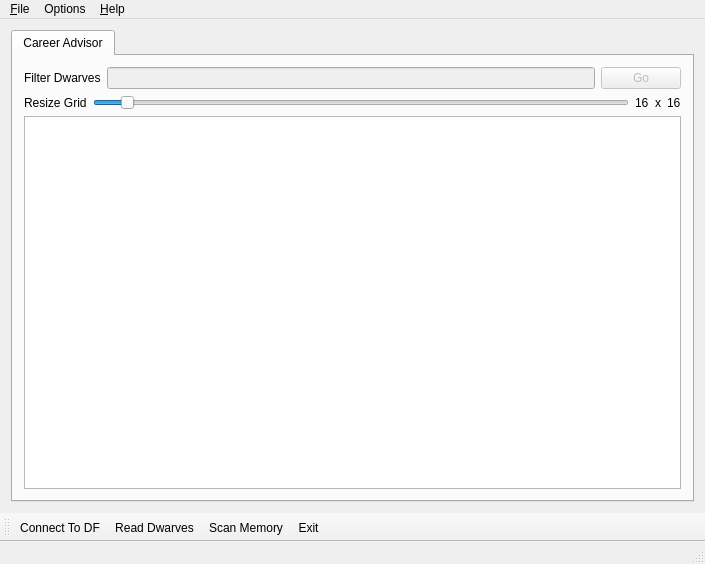
First picture: the form in ui/mainwindow.ui, repository BlessedHeretic/dwarf-therapist-1, before the edit.
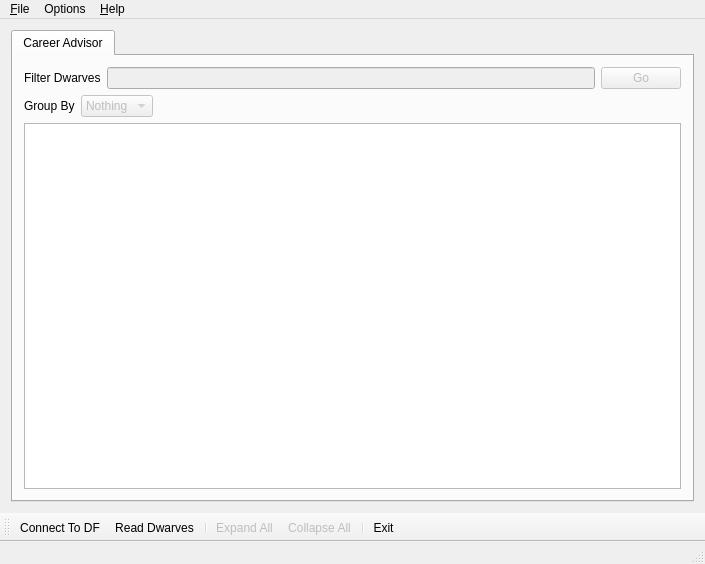
Second picture: the form after the edit. Icons and pictures are not drawn. Custom widgets are drawn as their Qt base class.

Commit message: * implemented issue 6   * added option for showing toolbutton text (saves/loads in settings)   * added group_by combo box for grouping dwarves by profession (can be extended later)   * moved old HeaderDelegate and SkillDelegate into the new UberDelegate   * delegates now draw skills in relative floating point size, allowing arbitrary resize of grid   * added some more error messages to DFInstance on connection errors   * removed profession name from nice_name()   * added protection flag to write_settings to prevent read/write settings loops

What changed in the file:
```diff
--- a/ui/mainwindow.ui
+++ b/ui/mainwindow.ui
@@ -63,94 +63,65 @@
         <item>
          <layout class="QHBoxLayout" name="horizontalLayout_2">
           <item>
-           <widget class="QLabel" name="label_2">
+           <widget class="QLabel" name="lbl_group_by">
             <property name="text">
-             <string>Resize Grid</string>
+             <string>Group By</string>
             </property>
+            <property name="buddy">
+             <cstring>cb_group_by</cstring>
+            </property>
            </widget>
           </item>
           <item>
-           <widget class="QSlider" name="horizontalSlider">
-            <property name="minimum">
-             <number>8</number>
+           <widget class="QComboBox" name="cb_group_by">
+            <property name="enabled">
+             <bool>false</bool>
             </property>
-            <property name="maximum">
-             <number>160</number>
+            <property name="toolTip">
+             <string>Change how dwarves are grouped in the table</string>
             </property>
-            <property name="singleStep">
-             <number>1</number>
+            <property name="statusTip">
+             <string>Change how dwarves are grouped in the table</string>
             </property>
-            <property name="pageStep">
-             <number>48</number>
-            </property>
-            <property name="value">
-             <number>16</number>
-            </property>
+            <item>
+             <property name="text">
+              <string>Nothing</string>
+             </property>
+            </item>
+           </widget>
+          </item>
+          <item>
+           <spacer name="horizontalSpacer">
             <property name="orientation">
              <enum>Qt::Horizontal</enum>
             </property>
-            <property name="tickPosition">
-             <enum>QSlider::NoTicks</enum>
+            <property name="sizeHint" stdset="0">
+             <size>
+              <width>40</width>
+              <height>20</height>
+             </size>
             </property>
-            <property name="tickInterval">
-             <number>8</number>
-            </property>
-           </widget>
-          </item>
-          <item>
-           <layout class="QHBoxLayout" name="horizontalLayout_3">
-            <item>
-             <widget class="QLabel" name="lbl_x_size">
-              <property name="text">
-               <string>16</string>
-              </property>
-             </widget>
-            </item>
-            <item>
-             <widget class="QLabel" name="label_3">
-              <property name="text">
-               <string>x</string>
-              </property>
-             </widget>
-            </item>
-            <item>
-             <widget class="QLabel" name="lbl_y_size">
-              <property name="text">
-               <string>16</string>
-              </property>
-             </widget>
-            </item>
-           </layout>
+           </spacer>
           </item>
          </layout>
         </item>
         <item>
          <widget class="StateTableView" name="stv">
-          <property name="font">
-           <font>
-            <pointsize>8</pointsize>
-           </font>
-          </property>
-          <property name="styleSheet">
-           <string>QTreeView::item {
-	border: 1px solid #333333;
-	padding: 2px;
-	margin: 0px;
-	spacing: 0px;
-}</string>
+          <property name="mouseTracking">
+           <bool>true</bool>
           </property>
           <property name="editTriggers">
            <set>QAbstractItemView::NoEditTriggers</set>
           </property>
+          <property name="tabKeyNavigation">
+           <bool>true</bool>
+          </property>
           <property name="alternatingRowColors">
            <bool>true</bool>
           </property>
           <property name="indentation">
            <number>12</number>
           </property>
-          <property name="rootIsDecorated">
-           <bool>true</bool>
-          </property>
           <property name="uniformRowHeights">
            <bool>false</bool>
           </property>
@@ -158,17 +129,20 @@
            <bool>true</bool>
           </property>
           <property name="animated">
-           <bool>false</bool>
-          </property>
-          <property name="headerHidden">
            <bool>true</bool>
           </property>
-          <property name="expandsOnDoubleClick">
-           <bool>false</bool>
-          </property>
           <attribute name="headerVisible">
            <bool>false</bool>
           </attribute>
+          <attribute name="headerDefaultSectionSize">
+           <number>16</number>
+          </attribute>
+          <attribute name="headerMinimumSectionSize">
+           <number>16</number>
+          </attribute>
+          <attribute name="headerStretchLastSection">
+           <bool>false</bool>
+          </attribute>
          </widget>
         </item>
        </layout>
@@ -213,6 +187,7 @@
      <string>Options</string>
     </property>
     <addaction name="action_apply_skill_changes_immedietly"/>
+    <addaction name="act_show_toolbutton_text"/>
    </widget>
    <addaction name="menu_File"/>
    <addaction name="menuOptions"/>
@@ -230,7 +205,10 @@
    </attribute>
    <addaction name="act_connect_to_DF"/>
    <addaction name="act_read_dwarves"/>
-   <addaction name="act_scan_memory"/>
+   <addaction name="separator"/>
+   <addaction name="act_expand_all"/>
+   <addaction name="act_collapse_all"/>
+   <addaction name="separator"/>
    <addaction name="act_exit"/>
   </widget>
   <widget class="QStatusBar" name="statusBar"/>
@@ -245,6 +223,9 @@
    <property name="toolTip">
     <string>Attempt connecting to a running copy of Dwarf Fortress</string>
    </property>
+   <property name="statusTip">
+    <string>Attempt connecting to a running copy of Dwarf Fortress</string>
+   </property>
    <property name="shortcut">
     <string>Ctrl+C</string>
    </property>
@@ -260,6 +241,9 @@
    <property name="toolTip">
     <string>Close Dwarf Therapist</string>
    </property>
+   <property name="statusTip">
+    <string>Close Dwarf Therapist</string>
+   </property>
   </action>
   <action name="act_about">
    <property name="icon">
@@ -282,7 +266,10 @@
     <string>Read Dwarves</string>
    </property>
    <property name="toolTip">
-    <string>Read the stuff...</string>
+    <string>Attempt to load all Dwarves from DF</string>
+   </property>
+   <property name="statusTip">
+    <string>Attempt to load all Dwarves from DF</string>
    </property>
    <property name="shortcut">
     <string>Ctrl+R</string>
@@ -299,6 +286,9 @@
    <property name="toolTip">
     <string>Map out the RAM of Dwarf Fortress looking for known values</string>
    </property>
+   <property name="statusTip">
+    <string>Map out the RAM of Dwarf Fortress looking for known values</string>
+   </property>
    <property name="shortcut">
     <string>Ctrl+M</string>
    </property>
@@ -307,12 +297,65 @@
    <property name="checkable">
     <bool>true</bool>
    </property>
+   <property name="checked">
+    <bool>true</bool>
+   </property>
    <property name="text">
     <string>Apply Skill Toggles Immedietly</string>
    </property>
    <property name="toolTip">
     <string>When set, skill changes are written to the game immedietly as opposed to buffering up.</string>
    </property>
+   <property name="statusTip">
+    <string>When set, skill changes are written to the game immedietly as opposed to buffering up</string>
+   </property>
+  </action>
+  <action name="act_expand_all">
+   <property name="enabled">
+    <bool>false</bool>
+   </property>
+   <property name="icon">
+    <iconset resource="../images.qrc">
+     <normaloff>:/img/arrow_out.png</normaloff>:/img/arrow_out.png</iconset>
+   </property>
+   <property name="text">
+    <string>Expand All</string>
+   </property>
+   <property name="toolTip">
+    <string>Expand all groups</string>
+   </property>
+   <property name="shortcut">
+    <string>Shift+Right</string>
+   </property>
+  </action>
+  <action name="act_collapse_all">
+   <property name="enabled">
+    <bool>false</bool>
+   </property>
+   <property name="icon">
+    <iconset resource="../images.qrc">
+     <normaloff>:/img/arrow_in.png</normaloff>:/img/arrow_in.png</iconset>
+   </property>
+   <property name="text">
+    <string>Collapse All</string>
+   </property>
+   <property name="toolTip">
+    <string>Collapse all groups</string>
+   </property>
+   <property name="shortcut">
+    <string>Shift+Left</string>
+   </property>
+  </action>
+  <action name="act_show_toolbutton_text">
+   <property name="checkable">
+    <bool>true</bool>
+   </property>
+   <property name="checked">
+    <bool>true</bool>
+   </property>
+   <property name="text">
+    <string>Show Toolbutton Text</string>
+   </property>
   </action>
  </widget>
  <layoutdefault spacing="6" margin="11"/>
```
Left out of the diff: 67 changed lines with no effect on the pictures. The commit also changes 17 other files.
